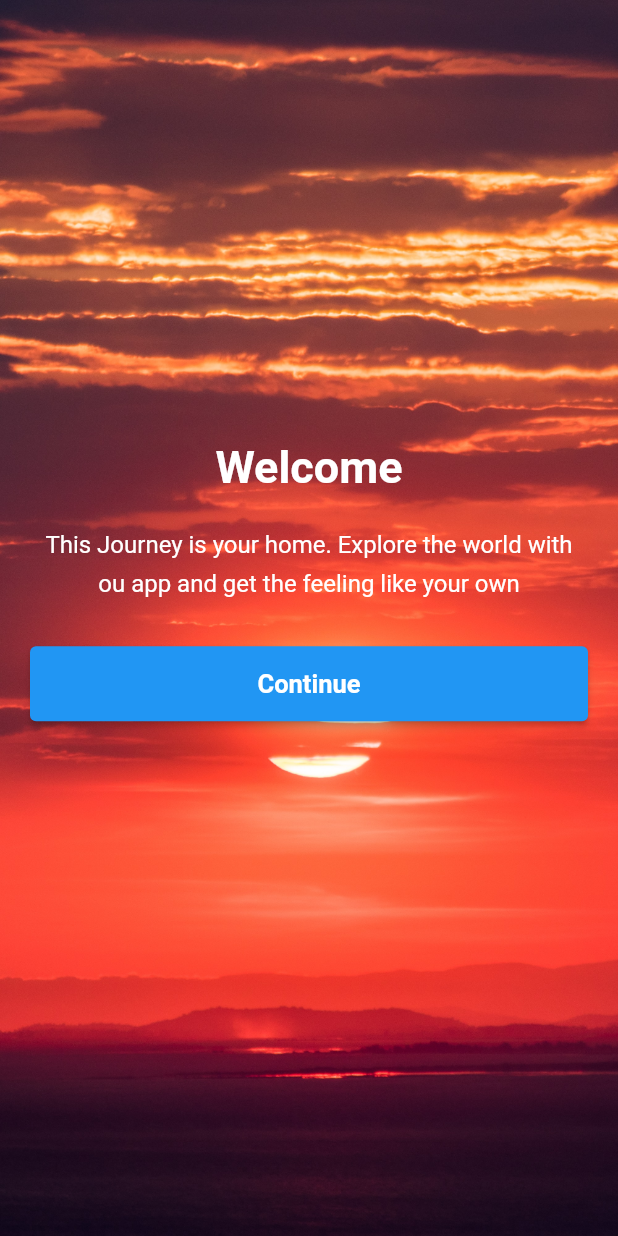
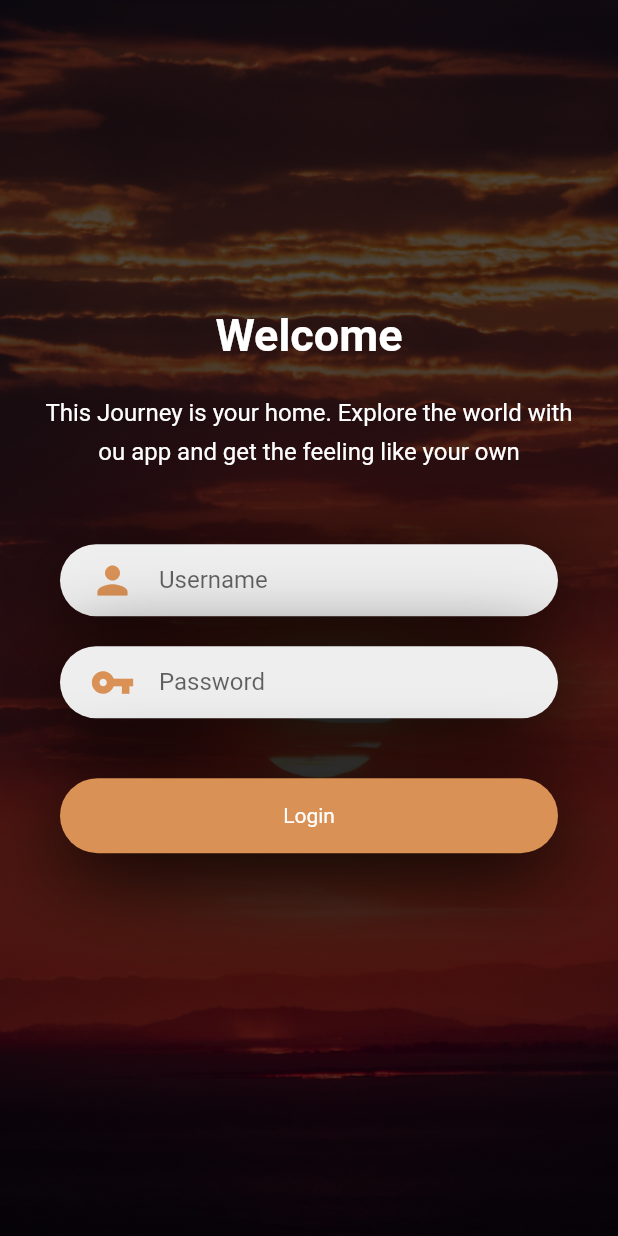
Before and after one commit to TopherBillu/travel-app, a Flutter app: the screen it shows after launch, on a phone screen of 412 x 824 dp. Run offline on Flutter 3.47's test engine with Material 2 defaults, Android fonts, the phone set to English and light mode, and no system bars.

Commit message:
Updated Login page

```diff
--- a/lib/screens/Home/home_screen.dart
+++ b/lib/screens/Home/home_screen.dart
@@ -15,6 +15,7 @@ class _HomeScreenState extends State<HomeScreen> {
   @override
   Widget build(BuildContext context) {
     return Scaffold(
+      backgroundColor: Colors.white,
       // bottomNavigationBar: SafeArea(
       //   child: Padding(
       //     padding: const EdgeInsets.symmetric(horizontal: 8.0),
--- a/lib/screens/welcome/welcome_screen.dart
+++ b/lib/screens/welcome/welcome_screen.dart
@@ -1,4 +1,5 @@
 import 'package:flutter/material.dart';
+import 'package:travelapp/utilities/color.dart';
 
 import '../Home/home_screen.dart';
 
@@ -14,12 +15,15 @@ class _WelcomeScreenState extends State<WelcomeScreen> {
   Widget build(BuildContext context) {
     return Scaffold(
       body: Stack(
+        fit: StackFit.expand,
         children: [
           Image.asset(
             "images/sunset.jpg",
             fit: BoxFit.cover,
             height: double.infinity,
             width: double.infinity,
+            colorBlendMode: BlendMode.darken,
+            color: Colors.black.withOpacity(0.7),
           ),
           SafeArea(
             child: Center(
@@ -28,6 +32,7 @@ class _WelcomeScreenState extends State<WelcomeScreen> {
                   horizontal: 20,
                   vertical: 15,
                 ),
+                child: SingleChildScrollView(
                   child: Column(
                     mainAxisAlignment: MainAxisAlignment.center,
                     children: [
@@ -52,31 +57,120 @@ class _WelcomeScreenState extends State<WelcomeScreen> {
                         height: 30,
                       ),
                       Container(
+                        width: double.infinity,
+                        margin: EdgeInsets.only(left: 20, right: 20, top: 20),
+                        padding: EdgeInsets.only(left: 20, right: 20),
                         decoration: BoxDecoration(
-                        borderRadius: BorderRadius.circular(100),
+                          borderRadius: BorderRadius.circular(50),
+                          color: Colors.grey[200],
+                          boxShadow: [
+                            BoxShadow(
+                              offset: Offset(0, 10),
+                              blurRadius: 50,
+                            )
+                          ],
                         ),
+                        alignment: Alignment.center,
+                        child: TextFormField(
+                          decoration: InputDecoration(
+                            icon: Icon(
+                              Icons.person,
+                              color: PrimaryColor,
+                              size: 30,
+                            ),
+                            enabledBorder: InputBorder.none,
+                            focusedBorder: InputBorder.none,
+                            hintText: "Username",
+                          ),
+                        ),
+                      ),
+                      Container(
                         width: double.infinity,
-                      height: 50,
-                      child: ElevatedButton(
-                        onPressed: () {
+                        margin: EdgeInsets.only(left: 20, right: 20, top: 20),
+                        padding: EdgeInsets.only(left: 20, right: 20),
+                        decoration: BoxDecoration(
+                          borderRadius: BorderRadius.circular(50),
+                          color: Colors.grey[200],
+                          boxShadow: [
+                            BoxShadow(
+                              offset: Offset(0, 10),
+                              blurRadius: 50,
+                            )
+                          ],
+                        ),
+                        alignment: Alignment.center,
+                        child: TextFormField(
+                          obscureText: true,
+                          decoration: InputDecoration(
+                            icon: Icon(
+                              Icons.vpn_key,
+                              color: PrimaryColor,
+                              size: 30,
+                            ),
+                            enabledBorder: InputBorder.none,
+                            focusedBorder: InputBorder.none,
+                            hintText: "Password",
+                          ),
+                        ),
+                      ),
+
+                      GestureDetector(
+                        onTap: () {
                           Navigator.push(
                               context,
                               MaterialPageRoute(
                                   builder: (context) => const HomeScreen()));
                         },
+                        child: Container(
+                          margin: EdgeInsets.only(left: 20, right: 20, top: 40),
+                          padding: EdgeInsets.only(left: 20, right: 20),
+                          alignment: Alignment.center,
+                          height: 50,
+                          decoration: BoxDecoration(
+                            color: PrimaryColor,
+                            boxShadow: [
+                              BoxShadow(
+                                offset: Offset(0, 10),
+                                blurRadius: 50,
+                              )
+                            ],
+                            borderRadius: BorderRadius.circular(50),
+                          ),
                           child: Text(
-                          'Continue',
-                          style: new TextStyle(
+                            "Login",
+                            style: TextStyle(
                               color: Colors.white,
-                              fontSize: 17.0,
-                              fontWeight: FontWeight.bold),
                             ),
                           ),
                         ),
+                      ),
+                      // Container(
+                      //   decoration: BoxDecoration(
+                      //     borderRadius: BorderRadius.circular(100),
+                      //   ),
+                      //   width: double.infinity,
+                      //   height: 50,
+                      //   child: ElevatedButton(
+                      //     onPressed: () {
+                      //       Navigator.push(
+                      //           context,
+                      //           MaterialPageRoute(
+                      //               builder: (context) => const HomeScreen()));
+                      //     },
+                      //     child: Text(
+                      //       'Continue',
+                      //       style: new TextStyle(
+                      //           color: Colors.white,
+                      //           fontSize: 17.0,
+                      //           fontWeight: FontWeight.bold),
+                      //     ),
+                      //   ),
+                      // ),
                       SizedBox(
                         height: MediaQuery.of(context).size.height * 0.06,
                       ),
                     ],
+                  ),
                 ),
               ),
             ),
--- a/lib/utilities/color.dart
+++ b/lib/utilities/color.dart
@@ -3,3 +3,4 @@ import 'package:flutter/animation.dart';
 const PrimaryColor = Color(0xffd99156);
 const GreyBlack = Color.fromRGBO(0, 0, 0, 0.6);
 const Orange = Color.fromRGBO(255, 165, 0, 1);
+const Gainsboro = Color.fromRGBO(220, 220, 220, 0);
```
Lines whose indentation alone changed are shown as unchanged.
